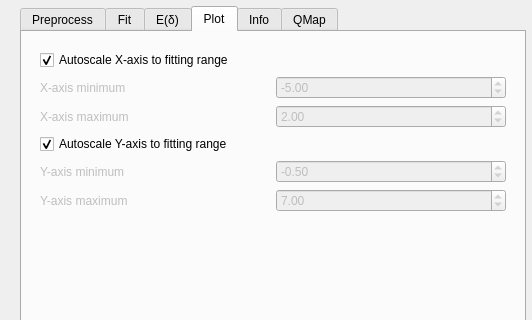
This is pyjibe/fd/main.ui in AFM-analysis/PyJibe as Qt 5 draws it before an edit; both pictures show x 492 to 1024 and y 0 to 320 of the 1024 by 768 pixel window. The edited form follows.
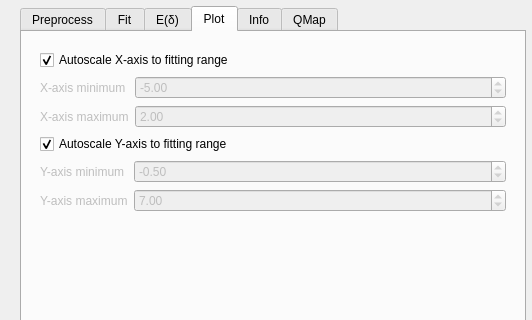
This is the edited form. The open tabs and pages were chosen to show the change. Custom widgets are drawn as their Qt base class.

Commit message: - enh: allow to also set right part of fitting range individually  - fix: improve layout of FD fitting panel

The edit to the form file:
```diff
--- a/pyjibe/fd/main.ui
+++ b/pyjibe/fd/main.ui
@@ -159,6 +159,12 @@
                  <property name="enabled">
                   <bool>false</bool>
                  </property>
+                 <property name="sizePolicy">
+                  <sizepolicy hsizetype="Expanding" vsizetype="Fixed">
+                   <horstretch>0</horstretch>
+                   <verstretch>0</verstretch>
+                  </sizepolicy>
+                 </property>
                  <property name="decimals">
                   <number>2</number>
                  </property>
@@ -257,6 +263,12 @@
                  <property name="enabled">
                   <bool>false</bool>
                  </property>
+                 <property name="sizePolicy">
+                  <sizepolicy hsizetype="Expanding" vsizetype="Fixed">
+                   <horstretch>0</horstretch>
+                   <verstretch>0</verstretch>
+                  </sizepolicy>
+                 </property>
                  <property name="minimum">
                   <double>-100.000000000000000</double>
                  </property>
```
The commit also changes 5 other files.
